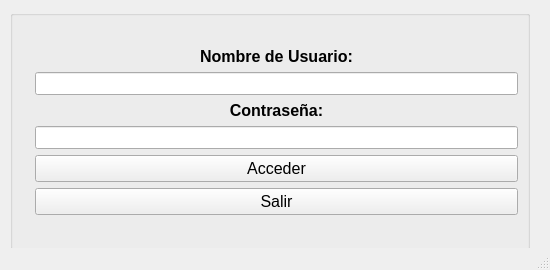
This is UI_Files/Login_Window.ui in e-serrano/ERP_EIPSA as Qt 5 draws it before an edit. The edited form follows.
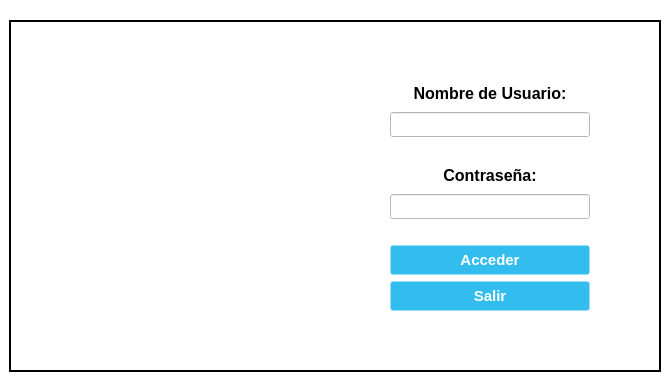
This is the edited form. Icons and pictures are not drawn.

```diff
--- a/UI_Files/Login_Window.ui
+++ b/UI_Files/Login_Window.ui
@@ -6,35 +6,150 @@
    <rect>
     <x>0</x>
     <y>0</y>
-    <width>550</width>
-    <height>270</height>
+    <width>670</width>
+    <height>392</height>
    </rect>
   </property>
+  <property name="sizePolicy">
+   <sizepolicy hsizetype="MinimumExpanding" vsizetype="Preferred">
+    <horstretch>0</horstretch>
+    <verstretch>0</verstretch>
+   </sizepolicy>
+  </property>
+  <property name="maximumSize">
+   <size>
+    <width>670</width>
+    <height>392</height>
+   </size>
+  </property>
   <property name="windowTitle">
    <string>ERP EIPSA</string>
   </property>
   <property name="windowIcon">
    <iconset>
-    <normaloff>../eipsa.ico</normaloff>../eipsa.ico</iconset>
+    <normaloff>../icon.ico</normaloff>../icon.ico</iconset>
+  </property>
+  <property name="autoFillBackground">
+   <bool>false</bool>
+  </property>
+  <property name="styleSheet">
+   <string notr="true">QWidget {
+background-color: rgb(255, 255, 255);
+}
+
+.QFrame {
+	border: 2px solid black;
+}
+
+QPushButton {
+background-color: #33bdef;
+  border: 1px solid transparent;
+  border-radius: 3px;
+  box-shadow: rgba(255, 255, 255, .4) 0 1px 0 0 inset;
+  box-sizing: border-box;
+  color: #fff;
+  cursor: pointer;
+  display: inline-block;
+  font-family: -apple-system,system-ui,&quot;Segoe UI&quot;,&quot;Liberation Sans&quot;,sans-serif;
+  font-size: 15px;
+  font-weight: 800;
+  line-height: 1.15385;
+  margin: 0;
+  outline: none;
+  padding: 8px .8em;
+  text-align: center;
+  text-decoration: none;
+  text-shadow: 0px 1px 0px #263666;
+  user-select: none;
+  -webkit-user-select: none;
+  touch-action: manipulation;
+  vertical-align: baseline;
+  white-space: nowrap;
+}
+
+QPushButton:hover {
+	background-color: #019ad2;
+	border-color: rgb(0, 0, 0);
+}
+
+QPushButton:pressed {
+	background-color: rgb(1, 140, 190);
+	border-color: rgb(255, 255, 255);
+}</string>
+  </property>
+  <property name="toolButtonStyle">
+   <enum>Qt::ToolButtonIconOnly</enum>
   </property>
   <widget class="QWidget" name="centralwidget">
-   <widget class="QGroupBox" name="groupBox">
-    <property name="geometry">
-     <rect>
-      <x>10</x>
-      <y>10</y>
-      <width>520</width>
-      <height>240</height>
-     </rect>
-    </property>
-    <property name="title">
-     <string/>
-    </property>
-    <layout class="QVBoxLayout" name="verticalLayout">
-     <item>
+   <property name="enabled">
+    <bool>true</bool>
+   </property>
+   <property name="sizePolicy">
+    <sizepolicy hsizetype="Fixed" vsizetype="Fixed">
+     <horstretch>0</horstretch>
+     <verstretch>0</verstretch>
+    </sizepolicy>
+   </property>
+   <property name="autoFillBackground">
+    <bool>false</bool>
+   </property>
+   <layout class="QGridLayout" name="gridLayout_2">
+    <item row="0" column="0">
+     <widget class="QFrame" name="frame">
+      <property name="minimumSize">
+       <size>
+        <width>652</width>
+        <height>352</height>
+       </size>
+      </property>
+      <property name="maximumSize">
+       <size>
+        <width>652</width>
+        <height>352</height>
+       </size>
+      </property>
+      <property name="styleSheet">
+       <string notr="true"/>
+      </property>
+      <property name="frameShape">
+       <enum>QFrame::Box</enum>
+      </property>
+      <property name="frameShadow">
+       <enum>QFrame::Raised</enum>
+      </property>
+      <layout class="QGridLayout" name="gridLayout">
+       <item row="0" column="0">
       <layout class="QHBoxLayout" name="horizontalLayout">
        <item>
-        <widget class="QLabel" name="label">
+          <spacer name="hSpacer_left">
+           <property name="orientation">
+            <enum>Qt::Horizontal</enum>
+           </property>
+           <property name="sizeType">
+            <enum>QSizePolicy::Fixed</enum>
+           </property>
+           <property name="sizeHint" stdset="0">
+            <size>
+             <width>48</width>
+             <height>20</height>
+            </size>
+           </property>
+          </spacer>
+         </item>
+         <item>
+          <widget class="QLabel" name="logo">
+           <property name="sizePolicy">
+            <sizepolicy hsizetype="Preferred" vsizetype="Preferred">
+             <horstretch>0</horstretch>
+             <verstretch>0</verstretch>
+            </sizepolicy>
+           </property>
+           <property name="maximumSize">
+            <size>
+             <width>256</width>
+             <height>234</height>
+            </size>
+           </property>
          <property name="text">
           <string/>
          </property>
@@ -44,21 +159,49 @@
         </widget>
        </item>
        <item>
-        <layout class="QVBoxLayout" name="verticalLayout_2">
-         <property name="spacing">
-          <number>6</number>
-         </property>
+          <spacer name="hSpacer_mid">
+           <property name="orientation">
+            <enum>Qt::Horizontal</enum>
+           </property>
+           <property name="sizeType">
+            <enum>QSizePolicy::Fixed</enum>
+           </property>
+           <property name="sizeHint" stdset="0">
+            <size>
+             <width>48</width>
+             <height>20</height>
+            </size>
+           </property>
+          </spacer>
+         </item>
+         <item>
+          <layout class="QVBoxLayout" name="verticalLayout">
          <property name="sizeConstraint">
-          <enum>QLayout::SetNoConstraint</enum>
+            <enum>QLayout::SetFixedSize</enum>
          </property>
          <item>
           <widget class="QLabel" name="label_name_login">
+             <property name="enabled">
+              <bool>true</bool>
+             </property>
            <property name="sizePolicy">
-            <sizepolicy hsizetype="Preferred" vsizetype="Maximum">
+              <sizepolicy hsizetype="Maximum" vsizetype="Maximum">
              <horstretch>0</horstretch>
              <verstretch>0</verstretch>
             </sizepolicy>
            </property>
+             <property name="minimumSize">
+              <size>
+               <width>200</width>
+               <height>25</height>
+              </size>
+             </property>
+             <property name="maximumSize">
+              <size>
+               <width>200</width>
+               <height>25</height>
+              </size>
+             </property>
            <property name="font">
             <font>
              <pointsize>12</pointsize>
@@ -75,6 +218,27 @@
          </item>
          <item>
           <widget class="QLineEdit" name="name_login">
+             <property name="enabled">
+              <bool>true</bool>
+             </property>
+             <property name="sizePolicy">
+              <sizepolicy hsizetype="Maximum" vsizetype="Fixed">
+               <horstretch>0</horstretch>
+               <verstretch>0</verstretch>
+              </sizepolicy>
+             </property>
+             <property name="minimumSize">
+              <size>
+               <width>200</width>
+               <height>25</height>
+              </size>
+             </property>
+             <property name="maximumSize">
+              <size>
+               <width>200</width>
+               <height>25</height>
+              </size>
+             </property>
            <property name="font">
             <font>
              <pointsize>10</pointsize>
@@ -85,14 +249,45 @@
            </property>
           </widget>
          </item>
+           <item>
+            <spacer name="vSpacer_top_fields">
+             <property name="orientation">
+              <enum>Qt::Vertical</enum>
+             </property>
+             <property name="sizeType">
+              <enum>QSizePolicy::Fixed</enum>
+             </property>
+             <property name="sizeHint" stdset="0">
+              <size>
+               <width>20</width>
+               <height>20</height>
+              </size>
+             </property>
+            </spacer>
+           </item>
          <item>
           <widget class="QLabel" name="label_password_login">
+             <property name="enabled">
+              <bool>true</bool>
+             </property>
            <property name="sizePolicy">
-            <sizepolicy hsizetype="Preferred" vsizetype="Maximum">
+              <sizepolicy hsizetype="Maximum" vsizetype="Maximum">
              <horstretch>0</horstretch>
              <verstretch>0</verstretch>
             </sizepolicy>
            </property>
+             <property name="minimumSize">
+              <size>
+               <width>200</width>
+               <height>25</height>
+              </size>
+             </property>
+             <property name="maximumSize">
+              <size>
+               <width>200</width>
+               <height>25</height>
+              </size>
+             </property>
            <property name="font">
             <font>
              <pointsize>12</pointsize>
@@ -112,12 +307,27 @@
          </item>
          <item>
           <widget class="QLineEdit" name="password_login">
+             <property name="enabled">
+              <bool>true</bool>
+             </property>
            <property name="sizePolicy">
-            <sizepolicy hsizetype="Expanding" vsizetype="Maximum">
+              <sizepolicy hsizetype="Maximum" vsizetype="Maximum">
              <horstretch>0</horstretch>
              <verstretch>0</verstretch>
             </sizepolicy>
            </property>
+             <property name="minimumSize">
+              <size>
+               <width>200</width>
+               <height>25</height>
+              </size>
+             </property>
+             <property name="maximumSize">
+              <size>
+               <width>200</width>
+               <height>25</height>
+              </size>
+             </property>
            <property name="font">
             <font>
              <pointsize>10</pointsize>
@@ -131,17 +341,60 @@
            </property>
           </widget>
          </item>
+           <item>
+            <spacer name="vSpacer_bottom_fields">
+             <property name="enabled">
+              <bool>true</bool>
+             </property>
+             <property name="sizePolicy">
+              <sizepolicy hsizetype="Minimum" vsizetype="Fixed">
+               <horstretch>0</horstretch>
+               <verstretch>0</verstretch>
+              </sizepolicy>
+             </property>
+             <property name="orientation">
+              <enum>Qt::Vertical</enum>
+             </property>
+             <property name="sizeType">
+              <enum>QSizePolicy::Fixed</enum>
+             </property>
+             <property name="sizeHint" stdset="0">
+              <size>
+               <width>20</width>
+               <height>20</height>
+              </size>
+             </property>
+            </spacer>
+           </item>
          <item>
           <widget class="QPushButton" name="accept_login">
+             <property name="enabled">
+              <bool>true</bool>
+             </property>
            <property name="sizePolicy">
-            <sizepolicy hsizetype="Preferred" vsizetype="Maximum">
+              <sizepolicy hsizetype="Maximum" vsizetype="Maximum">
              <horstretch>0</horstretch>
              <verstretch>0</verstretch>
             </sizepolicy>
            </property>
+             <property name="minimumSize">
+              <size>
+               <width>200</width>
+               <height>30</height>
+              </size>
+             </property>
+             <property name="maximumSize">
+              <size>
+               <width>200</width>
+               <height>30</height>
+              </size>
+             </property>
            <property name="font">
             <font>
-             <pointsize>12</pointsize>
+               <pointsize>-1</pointsize>
+               <bold>true</bold>
+               <underline>false</underline>
+               <strikeout>false</strikeout>
             </font>
            </property>
            <property name="text">
@@ -151,15 +404,33 @@
          </item>
          <item>
           <widget class="QPushButton" name="exit_login">
+             <property name="enabled">
+              <bool>true</bool>
+             </property>
            <property name="sizePolicy">
-            <sizepolicy hsizetype="Preferred" vsizetype="Maximum">
+              <sizepolicy hsizetype="Maximum" vsizetype="Maximum">
              <horstretch>0</horstretch>
              <verstretch>0</verstretch>
             </sizepolicy>
            </property>
+             <property name="minimumSize">
+              <size>
+               <width>200</width>
+               <height>30</height>
+              </size>
+             </property>
+             <property name="maximumSize">
+              <size>
+               <width>200</width>
+               <height>30</height>
+              </size>
+             </property>
            <property name="font">
             <font>
-             <pointsize>12</pointsize>
+               <pointsize>-1</pointsize>
+               <bold>true</bold>
+               <underline>false</underline>
+               <strikeout>false</strikeout>
             </font>
            </property>
            <property name="text">
@@ -169,10 +440,28 @@
          </item>
         </layout>
        </item>
+         <item>
+          <spacer name="hSpacer_right">
+           <property name="orientation">
+            <enum>Qt::Horizontal</enum>
+           </property>
+           <property name="sizeType">
+            <enum>QSizePolicy::Fixed</enum>
+           </property>
+           <property name="sizeHint" stdset="0">
+            <size>
+             <width>48</width>
+             <height>20</height>
+            </size>
+           </property>
+          </spacer>
+         </item>
       </layout>
      </item>
     </layout>
    </widget>
+    </item>
+   </layout>
   </widget>
   <widget class="QMenuBar" name="menubar">
    <property name="enabled">
@@ -187,11 +476,6 @@
     </rect>
    </property>
   </widget>
-  <widget class="QStatusBar" name="statusbar">
-   <property name="enabled">
-    <bool>true</bool>
-   </property>
-  </widget>
  </widget>
  <resources/>
  <connections/>
```
Left out of the diff: 26 changed lines with no effect on the pictures. Lines whose indentation alone changed are shown as unchanged.
